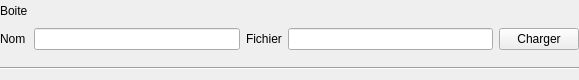
packadal/boiteselectriques-Manager, file UdooManager/ChannelEditor.ui: the form before one commit.
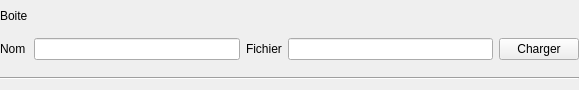
The form after the commit.

Commit message: changed track index to start at 1 in the UI

```diff
--- a/UdooManager/ChannelEditor.ui
+++ b/UdooManager/ChannelEditor.ui
@@ -7,7 +7,7 @@
     <x>0</x>
     <y>0</y>
     <width>579</width>
-    <height>80</height>
+    <height>90</height>
    </rect>
   </property>
   <property name="windowTitle">
```
Left out of the diff: 16 changed lines with no effect on the pictures. The commit also changes 2 other files.
